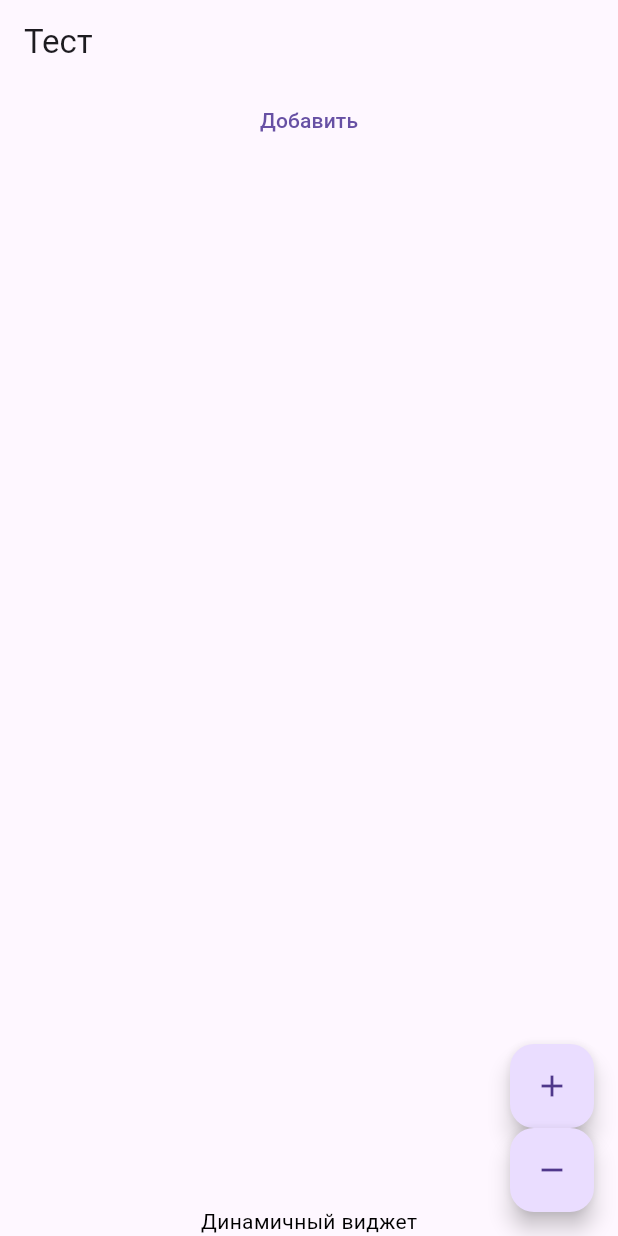
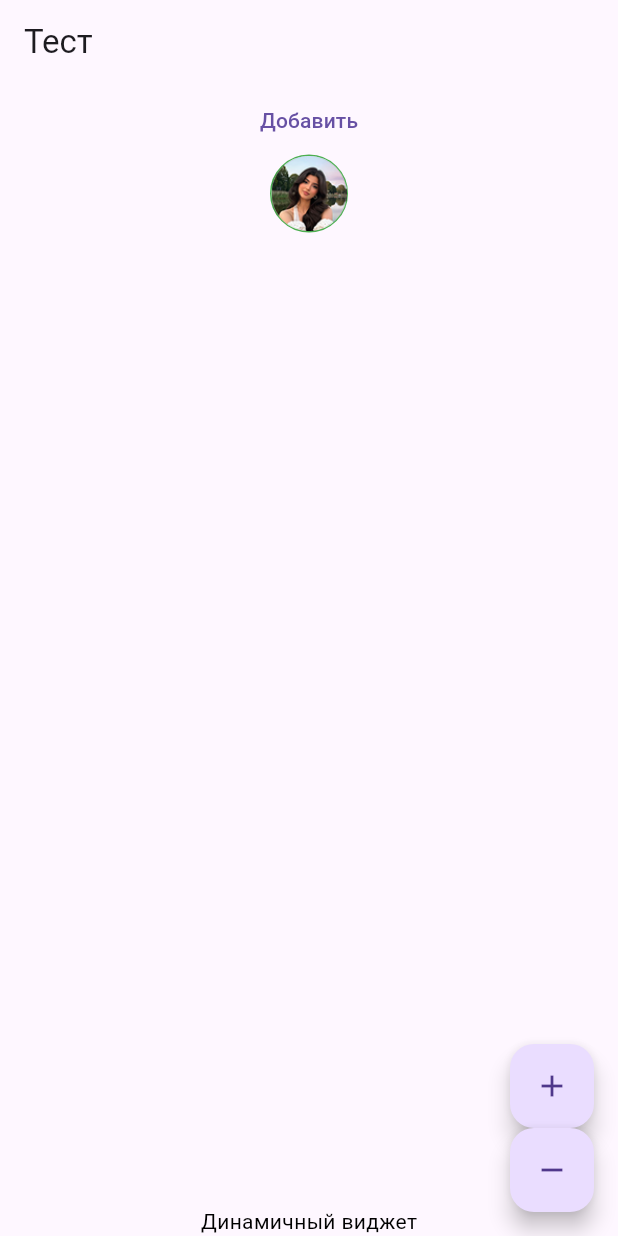
Before and after one commit to dumptyhumpty2014gmail/testtest, a Flutter app: the screen it shows after launch, on a phone screen of 412 x 824 dp. Run offline on Flutter 3.47's test engine with Material 3 defaults, Android fonts, the phone set to English and light mode, and no system bars.

Commit message:
add size image test

```diff
--- a/lib/main.dart
+++ b/lib/main.dart
@@ -1,5 +1,6 @@
 import 'package:flutter/material.dart';
 import 'package:provider/provider.dart';
+import 'package:testtest/my_image.dart';
 
 import 'provider/main_provider.dart';
 
@@ -41,6 +42,7 @@ class MyHomePage extends StatelessWidget {
                 onPressed: context.read<MainProvider>().addStrings,
                 child: const Text('Добавить'),
               ),
+              MyImage(image: Image.asset('assets/avatar.png')),
               Expanded(
                 child: SingleChildScrollView(
                   child: Column(
--- /dev/null
+++ b/lib/my_image.dart
@@ -0,0 +1,50 @@
+import 'package:flutter/material.dart';
+
+class MyImage extends StatefulWidget {
+  const MyImage({super.key, this.image});
+  static const double size = 50.0;
+  final Image? image;
+
+  @override
+  State<MyImage> createState() => _MyImageState();
+}
+
+class _MyImageState extends State<MyImage> {
+  bool isHandleHover = false;
+  @override
+  Widget build(BuildContext context) {
+    return FocusableActionDetector(
+      onShowHoverHighlight: (value) => setState(() => isHandleHover = value),
+      child: Stack(
+        children: [
+          SizedBox(
+            width: MyImage.size,
+            height: MyImage.size,
+            child: DecoratedBox(
+                decoration: BoxDecoration(
+                  borderRadius: const BorderRadius.all(Radius.circular(999)),
+                  color: Colors.grey,
+                  border: Border.all(
+                    color: Colors.green,
+                    width: 1,
+                    style: BorderStyle.solid,
+                    strokeAlign: BorderSide.strokeAlignOutside,
+                  ),
+                ),
+                child: const Center(child: Text('II'))),
+          ),
+          if (widget.image != null)
+            AnimatedSize(
+              duration: const Duration(milliseconds: 300), //здесь не стандартные 200 мс
+              curve: Curves.easeInOut,
+              child: SizedBox(
+                width: MyImage.size * ((isHandleHover) ? 1.15 : 1.0),
+                height: MyImage.size * ((isHandleHover) ? 1.15 : 1.0),
+                child: widget.image,
+              ),
+            ),
+        ],
+      ),
+    );
+  }
+}
--- a/pubspec.yaml
+++ b/pubspec.yaml
@@ -58,6 +58,8 @@ flutter:
   # included with your application, so that you can use the icons in
   # the material Icons class.
   uses-material-design: true
+  assets:
+    - assets/
 
   # To add assets to your application, add an assets section, like this:
   # assets:
```
Also changed, not shown: assets/avatar.png (added), pubspec.lock.
